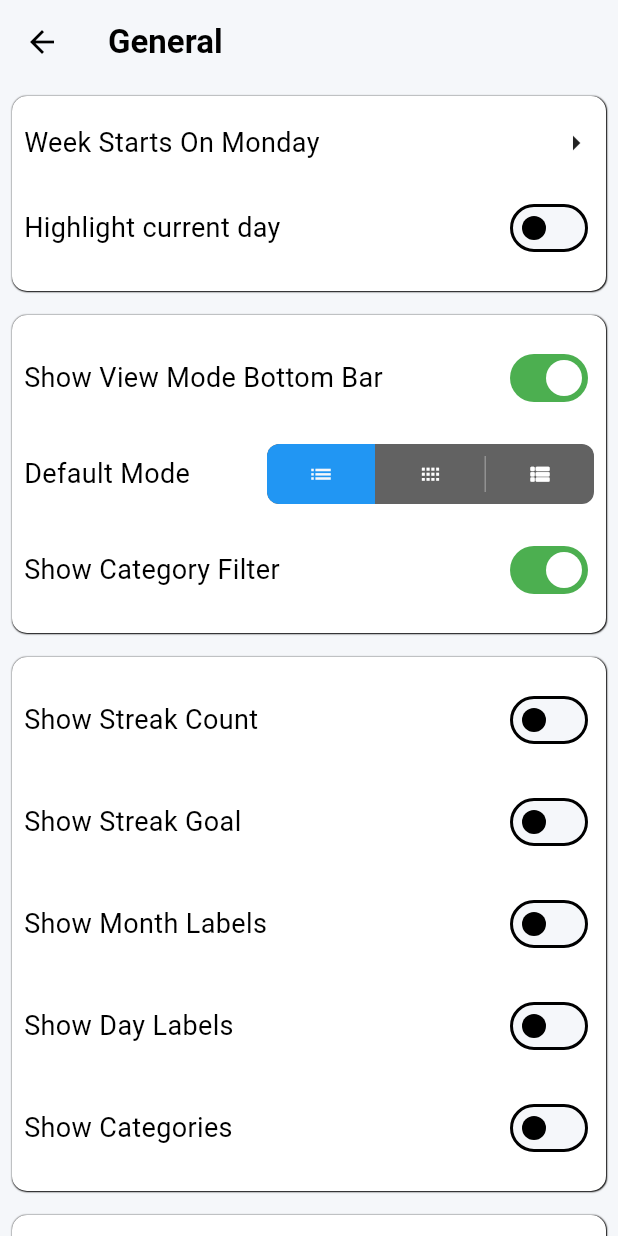
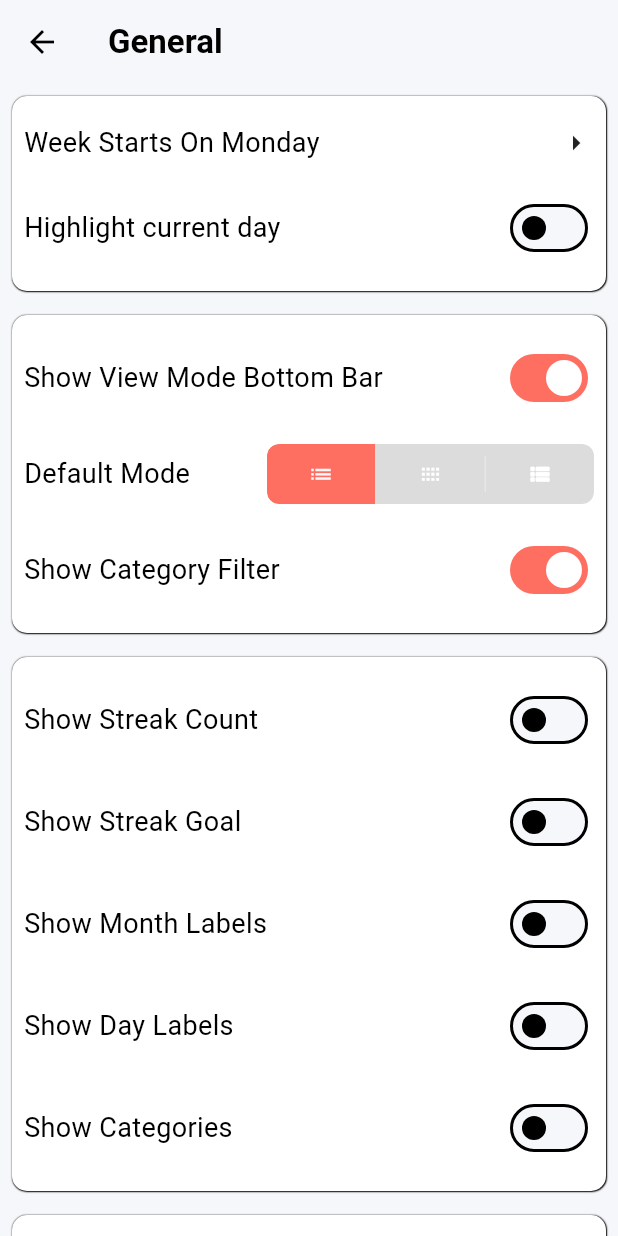
Before and after one commit to wahab499/Habit-Tracker-Flutter-App, a Flutter app: the screen it shows after launch, in the side drawer, after a tap on "General", on a phone screen of 412 x 824 dp. Run offline on Flutter 3.47's test engine with Material 3 defaults, Android fonts, the phone set to English and light mode, and no system bars; drawn by our look-alikes of toggle_switch; our stand-ins replace device_preview, get, shared_preferences.

Commit message:
Theme Setting

```diff
--- a/lib/main.dart
+++ b/lib/main.dart
@@ -5,13 +5,22 @@ import 'package:habit_chain/service/habit_service.dart';
 import 'package:habit_chain/settings/general.dart';
 import 'package:habit_chain/theme_provider.dart';
 
+// ADD THIS
+import 'package:device_preview/device_preview.dart';
+import 'package:flutter/foundation.dart';
+
 void main() {
   // Initialize GetX controllers
   Get.put(ThemeController());
   Get.put(HabitController());
   Get.put(SettingsController());
 
-  runApp(MyApp());
+  runApp(
+    DevicePreview(
+      enabled: !kReleaseMode, // Disable on release build
+      builder: (context) => MyApp(),
+    ),
+  );
 }
 
 class MyApp extends StatelessWidget {
@@ -20,36 +29,37 @@ class MyApp extends StatelessWidget {
     final ThemeController themeController = Get.find<ThemeController>();
 
     return Obx(() {
-      // Access the observable to trigger rebuilds
       final _ = themeController.themeMode;
 
       return GetMaterialApp(
         title: 'Habit Chain',
+        builder: DevicePreview.appBuilder, // ADD THIS
+
         theme: ThemeData(
-          //primarySwatch: Colors.blue,
           useMaterial3: true,
           brightness: Brightness.light,
           colorScheme: const ColorScheme.light(
             primary: Color(0xff4CAF50),
             onPrimary: Colors.white,
             surface: Color(0xffF5F7FA),
-            onSurface: Colors.black, // Dark text on light background
+            onSurface: Colors.black,
           ),
         ),
+
         darkTheme: ThemeData(
           useMaterial3: true,
           brightness: Brightness.dark,
           colorScheme: const ColorScheme.dark(
             primary: Colors.blue,
-
             onPrimary: Colors.white,
             surface: Color(0xFF1A1A1A),
-            //onSurface: Colors.white, // Light text on dark background
           ),
         ),
+
         themeMode: themeController.themeMode,
         home: const Homescreen(),
         debugShowCheckedModeBanner: false,
+        locale: DevicePreview.locale(context), // ADD THIS
       );
     });
   }
--- a/lib/settings/general.dart
+++ b/lib/settings/general.dart
@@ -1,6 +1,7 @@
 import 'package:flutter/material.dart';
 import 'package:get/get.dart';
 import 'package:get/get_state_manager/src/simple/get_controllers.dart';
+import 'package:habit_chain/colors.dart';
 import 'package:toggle_switch/toggle_switch.dart';
 
 class General extends StatefulWidget {
@@ -56,6 +57,7 @@ class _GeneralState extends State<General> with SingleTickerProviderStateMixin {
 
   @override
   Widget build(BuildContext context) {
+    final bool isDark = Theme.of(context).brightness == Brightness.dark;
     final SettingsController settingsController =
         Get.find<SettingsController>();
     return Scaffold(
@@ -76,7 +78,7 @@ class _GeneralState extends State<General> with SingleTickerProviderStateMixin {
               child: Container(
                 decoration: BoxDecoration(
                     borderRadius: BorderRadius.circular(10),
-                    color: Colors.white,
+                    color: isDark ? MyColors.black : MyColors.white,
                     boxShadow: [
                       BoxShadow(
                         color: Colors.black,
@@ -193,8 +195,7 @@ class _GeneralState extends State<General> with SingleTickerProviderStateMixin {
                                               Navigator.pop(context);
                                             },
                                             style: ElevatedButton.styleFrom(
-                                              backgroundColor:
-                                                  const Color(0xFF6366F1),
+                                              backgroundColor: MyColors.primary,
                                               foregroundColor: Colors.white,
                                               elevation: 0,
                                               shadowColor: Colors.transparent,
@@ -240,9 +241,12 @@ class _GeneralState extends State<General> with SingleTickerProviderStateMixin {
                         child: Row(
                           mainAxisAlignment: MainAxisAlignment.spaceBetween,
                           children: [
-                            Text('Highlight current day',
+                            const Text('Highlight current day',
                                 style: TextStyle(fontSize: 18)),
                             Switch(
+                              activeTrackColor: MyColors.primary,
+                              focusColor: MyColors.white,
+                              activeColor: MyColors.white,
                               value: _currentDay,
                               onChanged: (value) {
                                 setState(() {
@@ -264,7 +268,7 @@ class _GeneralState extends State<General> with SingleTickerProviderStateMixin {
               child: Container(
                 decoration: BoxDecoration(
                   borderRadius: BorderRadius.circular(10),
-                  color: Colors.white,
+                  color: isDark ? MyColors.black : MyColors.white,
                   boxShadow: const [
                     BoxShadow(
                       color: Colors.black,
@@ -286,6 +290,9 @@ class _GeneralState extends State<General> with SingleTickerProviderStateMixin {
                             const Text('Show View Mode Bottom Bar',
                                 style: TextStyle(fontSize: 18)),
                             Switch(
+                              activeTrackColor: MyColors.primary,
+                              focusColor: MyColors.white,
+                              activeColor: MyColors.white,
                               value: _viewmodebtmbar,
                               onChanged: (value) {
                                 setState(() {
@@ -307,8 +314,13 @@ class _GeneralState extends State<General> with SingleTickerProviderStateMixin {
                           child: Row(
                             mainAxisAlignment: MainAxisAlignment.spaceBetween,
                             children: [
-                              const Text('Default Mode',
-                                  style: TextStyle(fontSize: 18)),
+                              Text('Default Mode',
+                                  style: TextStyle(
+                                    fontSize: 18,
+                                    color: isDark
+                                        ? MyColors.white
+                                        : MyColors.black,
+                                  )),
                               Row(
                                 children: [
                                   ToggleSwitch(
@@ -321,10 +333,12 @@ class _GeneralState extends State<General> with SingleTickerProviderStateMixin {
                                       Icons.view_list_rounded,
                                     ],
                                     activeBgColors: const [
-                                      [Colors.blue],
-                                      [Colors.blue],
-                                      [Colors.blue],
+                                      [MyColors.primary],
+                                      [MyColors.primary],
+                                      [MyColors.primary],
                                     ],
+                                    inactiveBgColor:
+                                        Colors.grey.withValues(alpha: 0.2),
                                     onToggle: (index) {
                                       print('switched to: $index');
                                     },
@@ -345,6 +359,9 @@ class _GeneralState extends State<General> with SingleTickerProviderStateMixin {
                             const Text('Show Category Filter',
                                 style: TextStyle(fontSize: 18)),
                             Switch(
+                              activeTrackColor: MyColors.primary,
+                              focusColor: MyColors.white,
+                              activeColor: MyColors.white,
                               value: settingsController.categoryFilter.value,
                               onChanged: (value) {
                                 setState(() {
@@ -367,8 +384,8 @@ class _GeneralState extends State<General> with SingleTickerProviderStateMixin {
               child: Container(
                 decoration: BoxDecoration(
                   borderRadius: BorderRadius.circular(10),
-                  color: Colors.white,
-                  boxShadow: [
+                  color: isDark ? MyColors.black : MyColors.white,
+                  boxShadow: const [
                     BoxShadow(
                       color: Colors.black,
                       offset: Offset(0.5, 0.1),
@@ -389,6 +406,9 @@ class _GeneralState extends State<General> with SingleTickerProviderStateMixin {
                             const Text('Show Streak Count',
                                 style: TextStyle(fontSize: 18)),
                             Switch(
+                              activeTrackColor: MyColors.primary,
+                              focusColor: MyColors.white,
+                              activeColor: MyColors.white,
                               value: _streakCount,
                               onChanged: (value) {
                                 setState(() {
@@ -407,6 +427,9 @@ class _GeneralState extends State<General> with SingleTickerProviderStateMixin {
                             const Text('Show Streak Goal',
                                 style: TextStyle(fontSize: 18)),
                             Switch(
+                              activeTrackColor: MyColors.primary,
+                              focusColor: MyColors.white,
+                              activeColor: MyColors.white,
                               value: _streakGoal,
                               onChanged: (value) {
                                 setState(() {
@@ -425,6 +448,9 @@ class _GeneralState extends State<General> with SingleTickerProviderStateMixin {
                             const Text('Show Month Labels',
                                 style: TextStyle(fontSize: 18)),
                             Switch(
+                              activeTrackColor: MyColors.primary,
+                              focusColor: MyColors.white,
+                              activeColor: MyColors.white,
                               value: _monthLabels,
                               onChanged: (value) {
                                 setState(() {
@@ -443,6 +469,9 @@ class _GeneralState extends State<General> with SingleTickerProviderStateMixin {
                             const Text('Show Day Labels',
                                 style: TextStyle(fontSize: 18)),
                             Switch(
+                              activeTrackColor: MyColors.primary,
+                              focusColor: MyColors.white,
+                              activeColor: MyColors.white,
                               value: _daylabels,
                               onChanged: (value) {
                                 setState(() {
@@ -461,6 +490,9 @@ class _GeneralState extends State<General> with SingleTickerProviderStateMixin {
                             const Text('Show Categories',
                                 style: TextStyle(fontSize: 18)),
                             Switch(
+                              activeTrackColor: MyColors.primary,
+                              focusColor: MyColors.white,
+                              activeColor: MyColors.white,
                               value: _categories,
                               onChanged: (value) {
                                 setState(() {
@@ -481,7 +513,7 @@ class _GeneralState extends State<General> with SingleTickerProviderStateMixin {
               child: Container(
                 decoration: BoxDecoration(
                   borderRadius: BorderRadius.circular(10),
-                  color: Colors.white,
+                  color: isDark ? MyColors.black : MyColors.white,
                   boxShadow: [
                     BoxShadow(
                       color: Colors.black,
@@ -503,6 +535,9 @@ class _GeneralState extends State<General> with SingleTickerProviderStateMixin {
                             const Text('Allow Crashlytics',
                                 style: TextStyle(fontSize: 18)),
                             Switch(
+                              activeTrackColor: MyColors.primary,
+                              focusColor: MyColors.white,
+                              activeColor: MyColors.white,
                               value: _crashlytics,
                               onChanged: (value) {
                                 setState(() {
@@ -548,10 +583,10 @@ class _GeneralState extends State<General> with SingleTickerProviderStateMixin {
         child: Container(
           height: 50,
           decoration: BoxDecoration(
-            color: isSelected ? const Color(0xFF6366F1) : Colors.transparent,
+            color: isSelected ? MyColors.primary : Colors.transparent,
             borderRadius: BorderRadius.circular(8),
             border: Border.all(
-              color: isSelected ? const Color(0xFF6366F1) : Colors.grey[300]!,
+              color: isSelected ? MyColors.primary : Colors.grey[300]!,
               width: 2,
             ),
             boxShadow: isSelected
--- a/lib/settings/theme.dart
+++ b/lib/settings/theme.dart
@@ -30,7 +30,7 @@ class Thememode extends StatelessWidget {
                   color: Theme.of(context).cardColor,
                   boxShadow: [
                     BoxShadow(
-                      color: Colors.black.withOpacity(0.1),
+                      color: Colors.black.withValues(alpha: 0.1),
                       offset: const Offset(0.5, 0.1),
                       spreadRadius: 0.1,
                       blurRadius: 0.1,
--- a/lib/widgets/habit_header.dart
+++ b/lib/widgets/habit_header.dart
@@ -1,4 +1,5 @@
 import 'package:flutter/material.dart';
+import 'package:habit_chain/colors.dart';
 import 'package:habit_chain/model/habit.dart';
 
 class HabitHeaderWidget extends StatelessWidget {
@@ -13,6 +14,7 @@ class HabitHeaderWidget extends StatelessWidget {
 
   @override
   Widget build(BuildContext context) {
+    final bool isDark = Theme.of(context).brightness == Brightness.dark;
     return Row(
       children: [
         Container(
@@ -37,6 +39,7 @@ class HabitHeaderWidget extends StatelessWidget {
                 habit.name,
                 style: Theme.of(context).textTheme.titleMedium?.copyWith(
                       fontWeight: FontWeight.bold,
+                      color: isDark ? MyColors.white : MyColors.white,
                     ),
               ),
               if (habit.description.isNotEmpty)
--- a/lib/widgets/settings_drawer.dart
+++ b/lib/widgets/settings_drawer.dart
@@ -23,8 +23,8 @@ class SettingsDrawer extends StatelessWidget {
                 decoration: BoxDecoration(
                   gradient: LinearGradient(
                     colors: [
-                      MyColors.primary.withOpacity(0.2),
-                      MyColors.primary.withOpacity(0.05),
+                      MyColors.primary.withValues(alpha: 0.2),
+                      MyColors.primary.withValues(alpha: 0.05),
                     ],
                     begin: Alignment.topLeft,
                     end: Alignment.bottomRight,
--- a/pubspec.yaml
+++ b/pubspec.yaml
@@ -14,6 +14,7 @@ dependencies:
   shared_preferences: ^2.2.2
   toggle_switch: ^2.3.0
   get: ^4.6.6
+  device_preview: ^1.2.0
 
 dev_dependencies:
   flutter_test:
```
Also changed, not shown: lib/widgets/edit_habit.dart (+12 -9 lines), lib/widgets/habit_progress_bottom_sheet.dart (+9 -5 lines), pubspec.lock, 2 other files.
